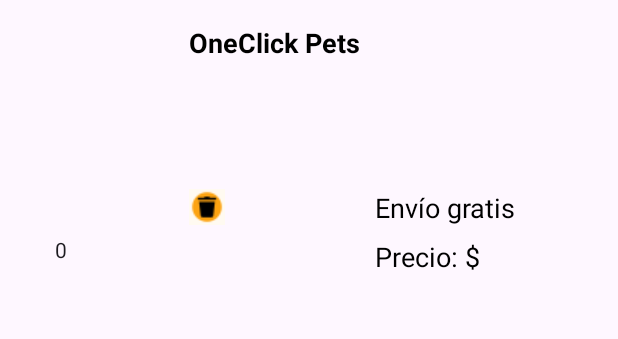
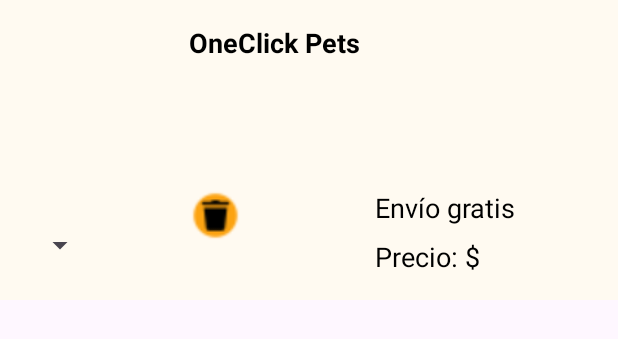
Before and after one commit to Xstiven17/OneClick-Pets-Movil, an Android app: the layout item_carritocompras.xml on its own in the app's theme, with its tools: preview values and no code run, on a phone screen of 412 x 824 dp. Shown: the top 339 px of the screen. Run offline under Robolectric (Android 15) with nearby library versions, the phone set to English and light mode, and no system bars.

Commit message:
CarritoCompras

```diff
--- /dev/null
+++ b/app/src/main/java/com/aaa/inicio11/model/Producto.kt
@@ -0,0 +1,6 @@
+package com.aaa.inicio11.model
+
+data class Producto(
+    val nombre: String,
+    val precio: Double
+)
--- a/app/src/main/res/layout/item_carritocompras.xml
+++ b/app/src/main/res/layout/item_carritocompras.xml
@@ -1,9 +1,9 @@
 <?xml version="1.0" encoding="utf-8"?>
 <LinearLayout xmlns:android="http://schemas.android.com/apk/res/android"
-    xmlns:app="http://schemas.android.com/apk/res-auto"
     xmlns:tools="http://schemas.android.com/tools"
     android:layout_width="match_parent"
-    android:layout_height="match_parent"
+    android:layout_height="200dp"
+    android:background="@color/ColorRelleno"
     android:orientation="horizontal"
     android:padding="16dp">
 
@@ -18,15 +18,16 @@
             android:id="@+id/img_product"
             android:layout_width="100dp"
             android:layout_height="100dp"
-            android:scaleType="centerCrop"/>
+            android:scaleType="centerCrop" />
 
-        <NumberPicker
-            android:id="@+id/cantidad"
-            android:layout_width="50dp"
-            android:layout_height="30dp"
-            android:layout_marginTop="35dp"
-            tools:maxValue="100"
-            tools:minValue="1"/>
+        <Spinner
+            android:id="@+id/cantidad_spinner"
+            android:layout_width="wrap_content"
+            android:layout_height="wrap_content"
+            tools:maxValue="10"
+            tools:minValue="1"
+            android:layout_marginTop="35dp"/>
+
     </LinearLayout>
 
         <LinearLayout
@@ -47,8 +48,8 @@
 
     <ImageView
         android:id="@+id/imagbasura"
-        android:layout_width="wrap_content"
-        android:layout_height="wrap_content"
+        android:layout_width="35dp"
+        android:layout_height="35dp"
         android:layout_marginBottom="8dp"
         android:layout_marginTop="85dp"
         android:src="@drawable/basura" />
```
Also changed, not shown: app/src/main/java/com/aaa/inicio11/CarritoComprasFragment.kt (+25 -3 lines), app/src/main/java/com/aaa/inicio11/adapter/ProductoAdapter.kt (+29 -1 lines), app/src/main/java/com/aaa/inicio11/adapter/ProductoViewHolder.kt (added, +19 -0 lines), app/src/main/java/com/aaa/inicio11/provider/ProductosProvider.kt (added, +29 -0 lines), app/src/main/res/layout/fragment_carrito_compras.xml (+8 -7 lines).
